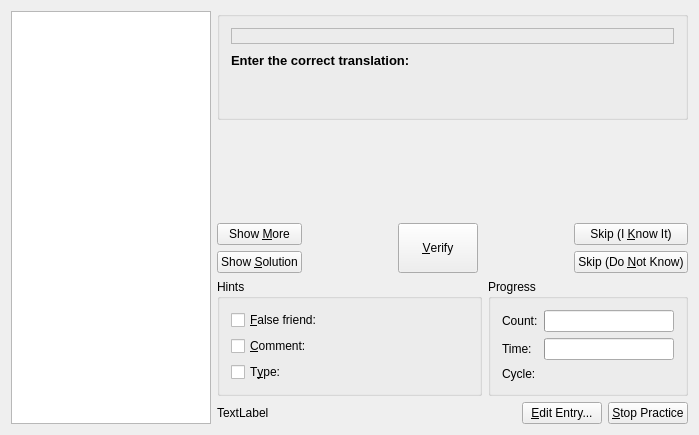
The window that src/practice/writtenpracticedialog.ui (KDE/parley) describes before a commit, drawn with Qt 5.
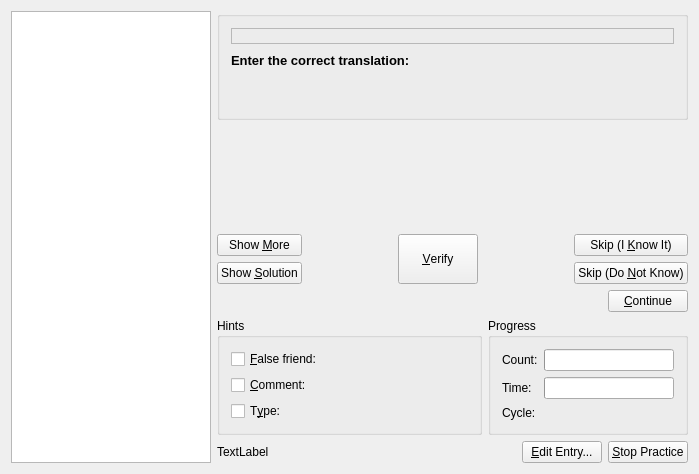
The same window after the commit.

The edit to the form file:
```diff
--- a/src/practice/writtenpracticedialog.ui
+++ b/src/practice/writtenpracticedialog.ui
@@ -7,7 +7,7 @@
     <x>0</x>
     <y>0</y>
     <width>697</width>
-    <height>435</height>
+    <height>474</height>
    </rect>
   </property>
   <property name="sizePolicy" >
@@ -252,6 +252,30 @@
        </item>
       </layout>
      </item>
+     <item>
+      <layout class="QHBoxLayout" >
+       <item>
+        <spacer>
+         <property name="orientation" >
+          <enum>Qt::Horizontal</enum>
+         </property>
+         <property name="sizeHint" >
+          <size>
+           <width>40</width>
+           <height>20</height>
+          </size>
+         </property>
+        </spacer>
+       </item>
+       <item>
+        <widget class="QPushButton" name="continueButton" >
+         <property name="text" >
+          <string>&amp;Continue</string>
+         </property>
+        </widget>
+       </item>
+      </layout>
+     </item>
      <item>
       <layout class="QHBoxLayout" >
        <item>
```
